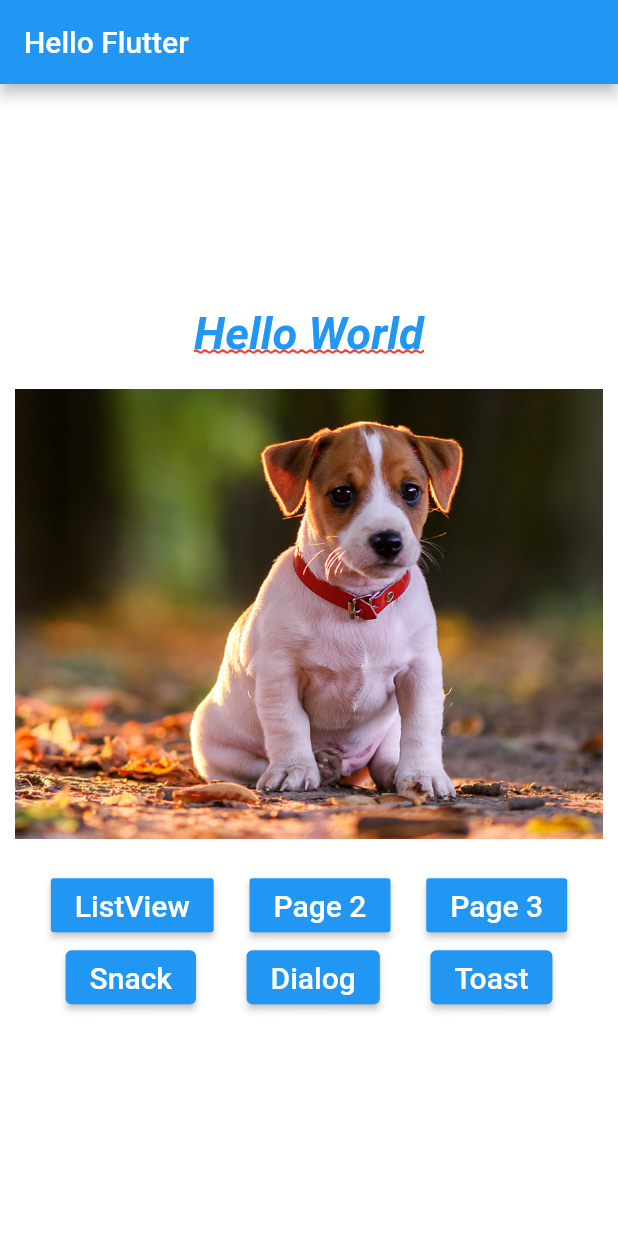
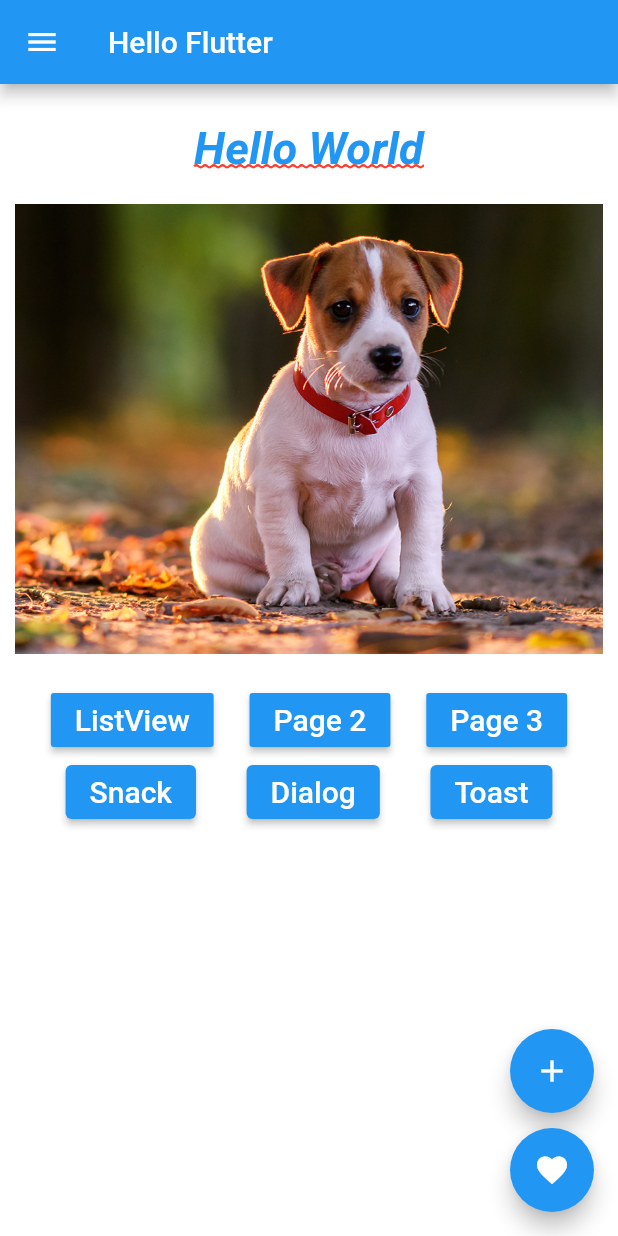
Before and after one commit to Jhow-A/basic-flutter, a Flutter app: the screen it shows after launch, on a phone screen of 412 x 824 dp. Run offline on Flutter 3.47's test engine with Material 2 defaults, Android fonts, the phone set to English and light mode, and no system bars; our stand-ins replace fluttertoast.

Commit message:
floatingActionButton

```diff
--- a/lib/home_page.dart
+++ b/lib/home_page.dart
@@ -18,15 +18,37 @@ class HomePage extends StatelessWidget {
         title: Text(title),
       ),
       body: _body(context),
+      drawer: Drawer(),
+      floatingActionButton: Column(
+        mainAxisAlignment: MainAxisAlignment.end,
+        children: [
+          FloatingActionButton(
+            child: const Icon(Icons.add),
+            onPressed: () {
+              _onClickFab();
+            },
+          ),
+          const SizedBox(
+            width: 10,
+            height: 10,
+          ),
+          FloatingActionButton(
+            child: const Icon(Icons.favorite),
+            onPressed: () {
+              _onClickFab();
+            },
+          ),
+        ],
+      ),
     );
   }
 
   _body(context) {
     return Container(
-      padding: const EdgeInsets.symmetric(horizontal: 10),
+      padding: const EdgeInsets.symmetric(horizontal: 10, vertical: 25),
       color: Colors.white,
       child: Column(
-        mainAxisAlignment: MainAxisAlignment.center,
+        // mainAxisAlignment: MainAxisAlignment.center,
         children: <Widget>[
           _text(),
           _pageView(),
@@ -142,9 +164,7 @@ class HomePage extends StatelessWidget {
             actions: [
               FlatButton(
                 child: const Text('Cancelar'),
-                onPressed: () => {
-                  Navigator.pop(context)
-                },
+                onPressed: () => {Navigator.pop(context)},
               ),
               TextButton(
                 child: const Text('OK'),
@@ -168,12 +188,13 @@ class HomePage extends StatelessWidget {
         timeInSecForIosWeb: 1,
         backgroundColor: Colors.blue,
         textColor: Colors.green,
-        fontSize: 30.0
-    );
+        fontSize: 30.0);
   }
 
   void _onClickONavigate(BuildContext context, Widget page) async {
     String? response = await push(context, page);
     print(response ?? 'Retorno nulo');
   }
+
+  void _onClickFab() {}
 }
```
